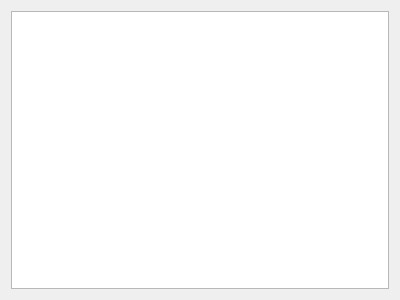
The window that native/src/DovahKit/ui/main_window/log_window.ui (DavidJCobb/DovahKit) describes before a commit, drawn with Qt 5.
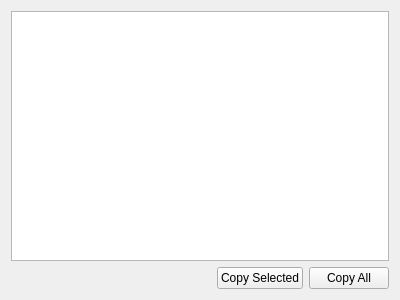
The same window after the commit. Custom widgets are drawn as their Qt base class.

Patch:
```diff
--- a/native/src/DovahKit/ui/main_window/log_window.ui
+++ b/native/src/DovahKit/ui/main_window/log_window.ui
@@ -15,14 +15,61 @@
   </property>
   <layout class="QGridLayout" name="gridLayout">
    <item row="0" column="0">
-    <widget class="LogList" name="list"/>
+    <widget class="LogList" name="list">
+     <property name="selectionBehavior">
+      <enum>QAbstractItemView::SelectRows</enum>
+     </property>
+     <property name="cornerButtonEnabled">
+      <bool>false</bool>
+     </property>
+     <attribute name="horizontalHeaderHighlightSections">
+      <bool>false</bool>
+     </attribute>
+     <attribute name="verticalHeaderVisible">
+      <bool>false</bool>
+     </attribute>
+     <attribute name="verticalHeaderHighlightSections">
+      <bool>false</bool>
+     </attribute>
+    </widget>
+   </item>
+   <item row="1" column="0">
+    <layout class="QHBoxLayout" name="horizontalLayout">
+     <item>
+      <spacer name="horizontalSpacer">
+       <property name="orientation">
+        <enum>Qt::Horizontal</enum>
+       </property>
+       <property name="sizeHint" stdset="0">
+        <size>
+         <width>0</width>
+         <height>0</height>
+        </size>
+       </property>
+      </spacer>
+     </item>
+     <item>
+      <widget class="QPushButton" name="buttonCopySelected">
+       <property name="text">
+        <string>Copy Selected</string>
+       </property>
+      </widget>
+     </item>
+     <item>
+      <widget class="QPushButton" name="buttonCopyAll">
+       <property name="text">
+        <string>Copy All</string>
+       </property>
+      </widget>
+     </item>
+    </layout>
    </item>
   </layout>
  </widget>
  <customwidgets>
   <customwidget>
    <class>LogList</class>
-   <extends>QListView</extends>
+   <extends>QTableView</extends>
    <header>log_window/log_list_view.h</header>
   </customwidget>
  </customwidgets>
```
